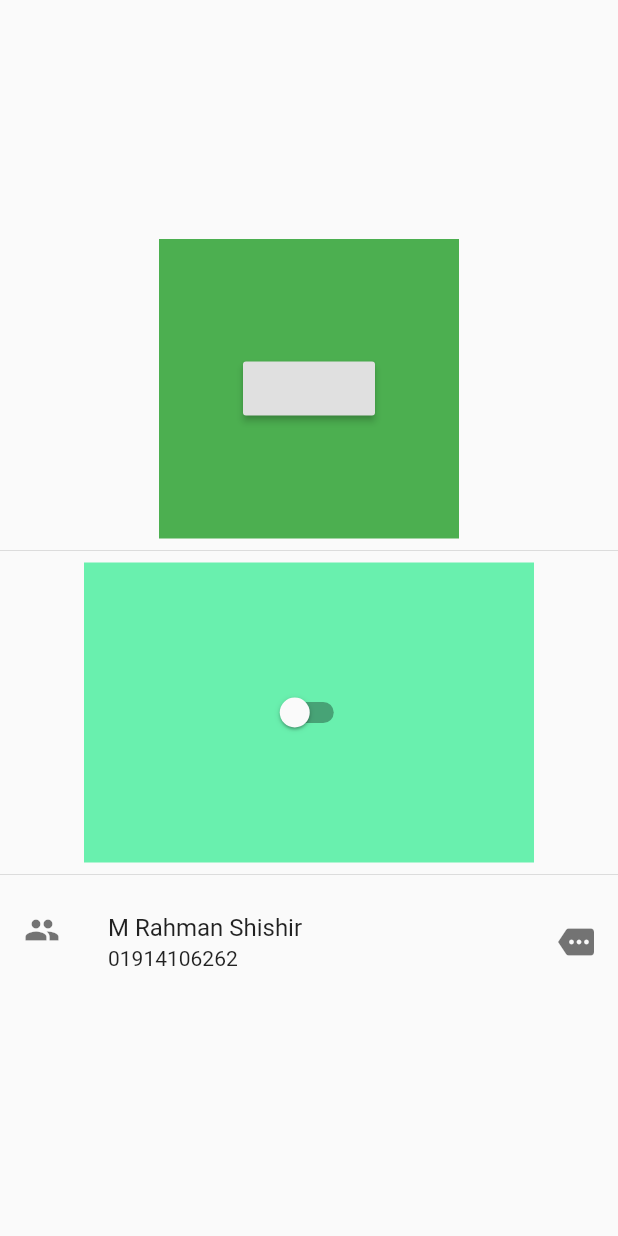
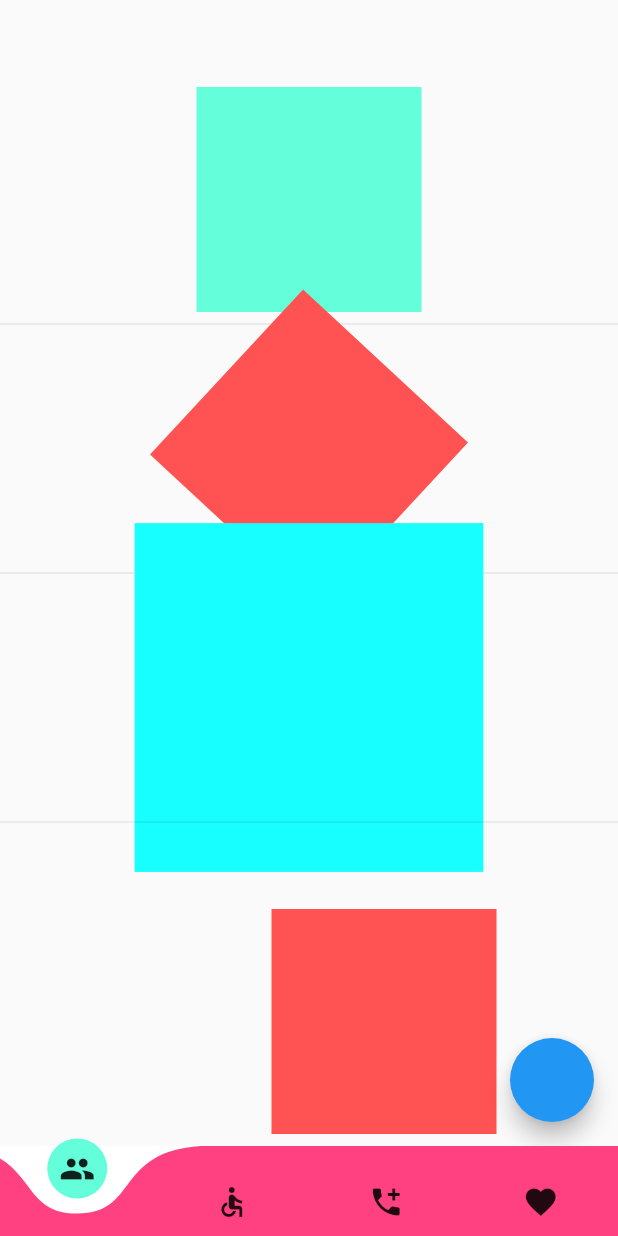
Before and after one commit to shiiishiiir/sssssssssssssssssssss, a Flutter app: the screen it shows after launch, on a phone screen of 412 x 824 dp. Run offline on Flutter 3.47's test engine with Material 2 defaults, Android fonts, the phone set to English and light mode, and no system bars; drawn by our look-alikes of curved_navigation_bar; our stand-ins replace carousel_slider, fluttertoast, image_picker.

Commit message:
animaBottomContainer

```diff
--- /dev/null
+++ b/lib/animatedContainer.dart
@@ -0,0 +1,157 @@
+import 'dart:io';
+import 'dart:ui';
+import 'package:image_picker/image_picker.dart';
+import 'package:flutter/material.dart';
+import 'dart:math';
+import 'package:curved_navigation_bar/curved_navigation_bar.dart';
+import 'package:sssssssssssssssssssss/HomePage.dart';
+import 'package:sssssssssssssssssssss/second%20page.dart';
+import 'package:sssssssssssssssssssss/tabtab.dart';
+import 'package:sssssssssssssssssssss/textfield.dart';
+
+class animatContain extends StatefulWidget {
+  const animatContain({Key? key}) : super(key: key);
+
+  @override
+  _animatContainState createState() => _animatContainState();
+}
+
+class _animatContainState extends State<animatContain> {
+
+  // late File _image;
+  // Future CameraImage() async{
+  //   var image = await ImagePicker.pickImage(source: ImageSource.camera);
+  //   setState(() {
+  //     _image= image;
+  //   });
+  // }
+
+
+  bool _value = false;
+
+
+  @override
+  Widget build(BuildContext context) {
+    return SafeArea(
+      child: Scaffold(
+        floatingActionButton: FloatingActionButton(
+            tooltip: "Animated Container",
+            onPressed: () {
+              setState(() {
+                _value = !_value;
+              });
+            }),
+        body: Center(
+          child: SingleChildScrollView(
+            child: Column(
+              children: <Widget>[
+                Tooltip(
+                  message: "Tooltip Container",
+                  child: AnimatedContainer(
+                    height: _value == false ? 150 : 300,
+                    width: _value == false ? 150 : 200,
+                    color: Colors.tealAccent,
+                    duration: Duration(seconds: 3),
+                  ),
+                ),
+                Divider(),
+                Transform.rotate(angle: pi/4.2 ,child: Container(width: 150,height: 150,color: Colors.redAccent,),),
+                Divider(),
+                Transform.scale(scale:1.55 ,child: Container(width: 150,height: 150,color: Colors.cyanAccent,),),
+                Divider(),
+                Transform.translate(offset: Offset(50, 50) ,child: Container(width: 150,height: 150,color: Colors.redAccent,),),
+              ],
+            ),
+          ),
+        ),
+      ),
+    );
+  }
+}
+
+
+
+
+
+class blurrrr extends StatefulWidget {
+  const blurrrr({Key? key}) : super(key: key);
+
+  @override
+  _blurrrrState createState() => _blurrrrState();
+}
+
+class _blurrrrState extends State<blurrrr> {
+  @override
+  Widget build(BuildContext context) {
+    return Scaffold(
+      body: Center(
+        child: Stack(
+          children: <Widget>[
+            Container(
+              height: 250,
+              width: 200,
+              color: Colors.greenAccent,
+            ),
+            BackdropFilter(
+              filter: ImageFilter.blur(
+                  sigmaX: 1, sigmaY: 1, tileMode: TileMode.clamp),
+              child: Container(
+                color: Colors.red.withOpacity(0.1),
+              ),
+            ),
+          ],
+        ),
+      ),
+    );
+  }
+}
+
+
+
+
+class animaBottom extends StatefulWidget {
+  const animaBottom({Key? key}) : super(key: key);
+
+  @override
+  _animaBottomState createState() => _animaBottomState();
+}
+
+class _animaBottomState extends State<animaBottom> {
+  var _currentIndex = 0;
+  final pages= [
+
+    animatContain(),
+    HomePage(),
+    textfield(),
+    tabtab(),
+  ];
+
+
+  @override
+  Widget build(BuildContext context) {
+    return SafeArea(
+      child: Scaffold(
+        bottomNavigationBar: CurvedNavigationBar(
+            index: _currentIndex,
+            color: Colors.pinkAccent,
+            buttonBackgroundColor: Colors.tealAccent,
+            backgroundColor: Colors.white,
+            animationCurve: Curves.bounceOut,
+            animationDuration: Duration(milliseconds: 700),
+            height: 60,
+            onTap: (index){
+              setState(() {
+                _currentIndex = index;
+              });
+            },
+            items: [
+              Icon(Icons.people),
+              Icon(Icons.accessible),
+              Icon(Icons.add_call),
+              Icon(Icons.favorite),
+            ]),
+        body: pages[_currentIndex],
+      ),
+    );
+  }
+}
--- a/lib/bottomm.dart
+++ b/lib/bottomm.dart
@@ -3,6 +3,7 @@ import 'package:sssssssssssssssssssss/HomePage.dart';
 import 'package:sssssssssssssssssssss/second%20page.dart';
 import 'package:sssssssssssssssssssss/tabtab.dart';
 import 'package:sssssssssssssssssssss/textfield.dart';
+import 'package:curved_navigation_bar/curved_navigation_bar.dart';
 
 class bottomm extends StatefulWidget {
   const bottomm({Key? key}) : super(key: key);
--- a/lib/main.dart
+++ b/lib/main.dart
@@ -1,6 +1,7 @@
 import 'package:flutter/material.dart';
 import 'package:sssssssssssssssssssss/HomePage.dart';
 import 'package:sssssssssssssssssssss/Sliderrr.dart';
+import 'package:sssssssssssssssssssss/animatedContainer.dart';
 import 'package:sssssssssssssssssssss/bottomm.dart';
 import 'package:sssssssssssssssssssss/dropsliver.dart';
 import 'package:sssssssssssssssssssss/expanded.dart';
@@ -22,7 +23,7 @@ class MyApp extends StatelessWidget {
       theme: ThemeData(
         primarySwatch: Colors.blue,
       ),
-      home: aniima(),
+      home: animaBottom(),
     );
   }
 }
--- a/pubspec.yaml
+++ b/pubspec.yaml
@@ -35,6 +35,8 @@ dependencies:
   # Use with the CupertinoIcons class for iOS style icons.
   cupertino_icons: ^1.0.2
   carousel_slider: ^4.0.0
+  image_picker: ^0.8.4+4
+  curved_navigation_bar: ^1.0.1
 
 dev_dependencies:
   flutter_test:
```
Also changed, not shown: pubspec.lock.
